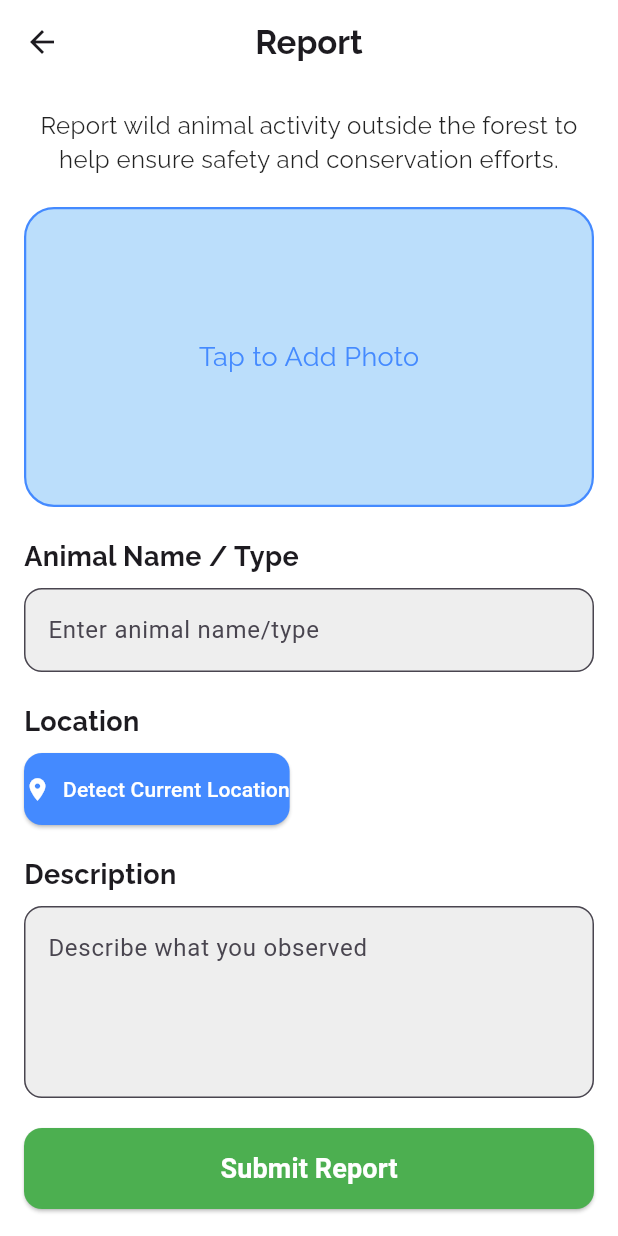
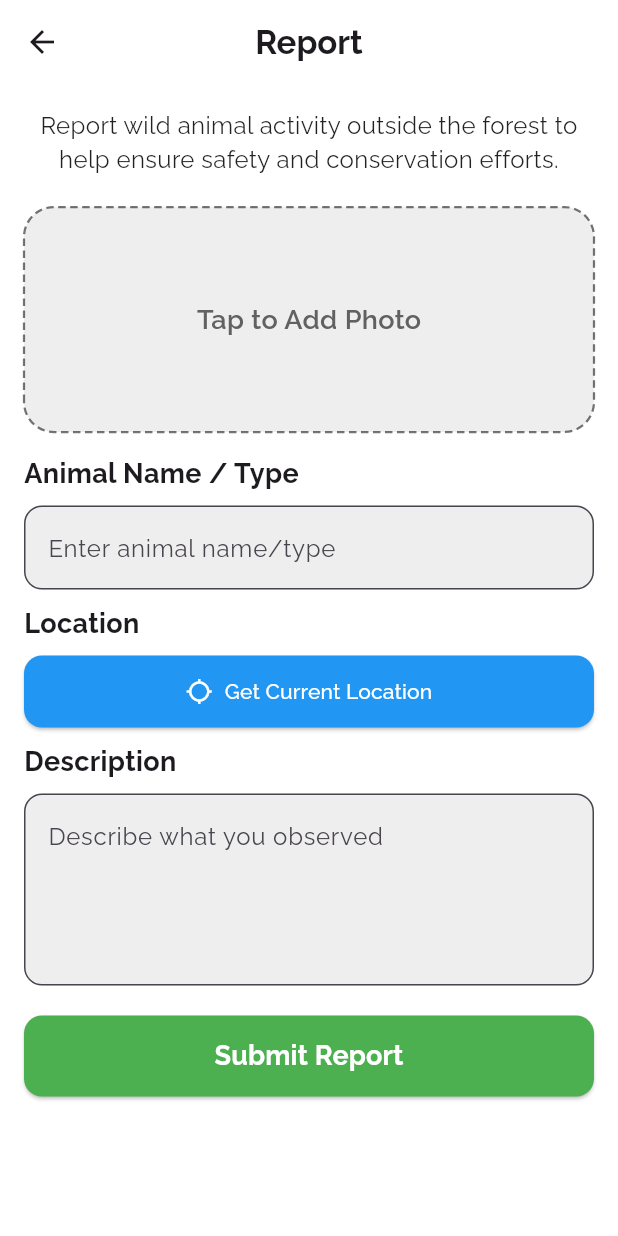
Before and after one commit to ashwinkn2004/project_wildeye, a Flutter app: the ReportScreen screen opened by its route, after a tap on "Tap to Add Photo", on a phone screen of 412 x 824 dp. Run offline on Flutter 3.47's test engine with Material 3 defaults, Android fonts, the phone set to English and light mode, and no system bars; our stand-ins replace geolocator, google_fonts, image_picker; missing offline and left inert: dropdown_below.

Commit message:
client done 90%

```diff
--- a/lib/screens/report.dart
+++ b/lib/screens/report.dart
@@ -1,3 +1,5 @@
+import 'dart:ui';
+
 import 'package:flutter/material.dart';
 import 'package:image_picker/image_picker.dart';
 import 'dart:io';
@@ -19,35 +21,57 @@ class _ReportScreenState extends State<ReportScreen> {
 
   // Function to pick image from gallery
   Future<void> _pickImage() async {
+    try {
       final ImagePicker picker = ImagePicker();
-    final XFile? pickedFile = await picker.pickImage(source: ImageSource.gallery);
+      final XFile? pickedFile =
+          await picker.pickImage(source: ImageSource.gallery);
 
       if (pickedFile != null) {
         setState(() {
           _selectedImage = File(pickedFile.path);
         });
       }
+    } catch (e) {
+      ScaffoldMessenger.of(context).showSnackBar(
+        SnackBar(
+          content: Text(
+            "Failed to pick image: $e",
+            style: GoogleFonts.raleway(),
+          ),
+        ),
+      );
+    }
   }
 
   // Function to detect current location
   Future<void> _detectLocation() async {
+    try {
+      print("Initializing permission check...");
+      LocationPermission initialCheck = await Geolocator.checkPermission();
+      print("Preliminary permission status: $initialCheck");
+
       bool serviceEnabled;
       LocationPermission permission;
 
       serviceEnabled = await Geolocator.isLocationServiceEnabled();
+      print("Location services enabled: $serviceEnabled");
       if (!serviceEnabled) {
         setState(() {
-        _currentLocation = "Location services are disabled.";
+          _currentLocation =
+              "Location services are disabled. Please enable them in settings.";
         });
         return;
       }
 
       permission = await Geolocator.checkPermission();
+      print("Initial permission status: $permission");
       if (permission == LocationPermission.denied) {
         permission = await Geolocator.requestPermission();
+        print("Permission after request: $permission");
         if (permission == LocationPermission.denied) {
           setState(() {
-          _currentLocation = "Location permission denied.";
+            _currentLocation =
+                "Location permission denied. Please grant permission.";
           });
           return;
         }
@@ -55,15 +79,26 @@ class _ReportScreenState extends State<ReportScreen> {
 
       if (permission == LocationPermission.deniedForever) {
         setState(() {
-        _currentLocation = "Location permissions are permanently denied.";
+          _currentLocation =
+              "Location permissions are permanently denied. Please enable them in app settings.";
         });
+        await Geolocator.openAppSettings();
         return;
       }
 
-    Position position = await Geolocator.getCurrentPosition(desiredAccuracy: LocationAccuracy.high);
+      Position position = await Geolocator.getCurrentPosition(
+          desiredAccuracy: LocationAccuracy.high);
+      print("Position fetched: ${position.latitude}, ${position.longitude}");
       setState(() {
-      _currentLocation = "Lat: ${position.latitude}, Lng: ${position.longitude}";
+        _currentLocation =
+            "Lat: ${position.latitude}, Lng: ${position.longitude}";
       });
+    } catch (e) {
+      print("Error fetching location: $e");
+      setState(() {
+        _currentLocation = "Failed to fetch location: $e";
+      });
+    }
   }
 
   @override
@@ -83,28 +118,30 @@ class _ReportScreenState extends State<ReportScreen> {
       ),
       body: Padding(
         padding: const EdgeInsets.all(16.0),
+        child: SingleChildScrollView(
           child: Column(
             crossAxisAlignment: CrossAxisAlignment.start,
             children: [
-            // Info Text
               Text(
                 "Report wild animal activity outside the forest to help ensure safety and conservation efforts.",
-              style: GoogleFonts.raleway(fontSize: 16, color: Colors.black87),
+                style: GoogleFonts.raleway(
+                  fontSize: 16,
+                  color: Colors.black87,
+                ),
                 textAlign: TextAlign.center,
               ),
               const SizedBox(height: 20),
-
-            // Add Photo Container
               GestureDetector(
                 onTap: _pickImage,
                 child: Container(
-                height: 200,
+                  height: 150,
                   width: double.infinity,
                   decoration: BoxDecoration(
-                  color: Colors.blue.shade100,
+                    color: Colors.grey.shade200,
                     borderRadius: BorderRadius.circular(20),
-                  border: Border.all(color: Colors.blueAccent, width: 1.5),
                   ),
+                  child: CustomPaint(
+                    painter: DottedBorderPainter(color: Colors.black54),
                     child: _selectedImage != null
                         ? ClipRRect(
                             borderRadius: BorderRadius.circular(20),
@@ -116,20 +153,93 @@ class _ReportScreenState extends State<ReportScreen> {
                         : Center(
                             child: Text(
                               "Tap to Add Photo",
-                          style: GoogleFonts.raleway(fontSize: 18, color: Colors.blueAccent),
+                              style: GoogleFonts.raleway(
+                                fontSize: 18,
+                                color: Colors.grey.shade700,
+                                fontWeight: FontWeight.w600,
                               ),
                             ),
                           ),
                   ),
-            const SizedBox(height: 20),
-
-            // Animal Name TextField
-            Text("Animal Name / Type", style: GoogleFonts.raleway(fontSize: 18, fontWeight: FontWeight.bold)),
+                ),
+              ),
+              const SizedBox(height: 15),
+              Text(
+                "Animal Name / Type",
+                style: GoogleFonts.raleway(
+                  fontSize: 18,
+                  fontWeight: FontWeight.bold,
+                ),
+              ),
               const SizedBox(height: 8),
               TextField(
                 controller: _animalController,
                 decoration: InputDecoration(
                   hintText: "Enter animal name/type",
+                  hintStyle: GoogleFonts.raleway(),
+                  border: OutlineInputBorder(
+                    borderRadius: BorderRadius.circular(12),
+                  ),
+                  filled: true,
+                  fillColor: Colors.grey.shade200,
+                ),
+              ),
+              const SizedBox(height: 10),
+              Text(
+                "Location",
+                style: GoogleFonts.raleway(
+                  fontSize: 18,
+                  fontWeight: FontWeight.bold,
+                ),
+              ),
+              const SizedBox(height: 8),
+              SizedBox(
+                width: double.infinity,
+                child: ElevatedButton.icon(
+                  onPressed: _detectLocation,
+                  icon: const Icon(Icons.location_searching_outlined),
+                  label: const Text(
+                    "Get Current Location",
+                    style: TextStyle(fontFamily: 'Raleway'),
+                  ),
+                  style: ElevatedButton.styleFrom(
+                    backgroundColor: Colors.blue,
+                    foregroundColor: Colors.white,
+                    iconColor: Colors.white,
+                    padding: const EdgeInsets.symmetric(
+                        vertical: 14, horizontal: 16),
+                    shape: RoundedRectangleBorder(
+                      borderRadius: BorderRadius.circular(12),
+                    ),
+                  ),
+                ),
+              ),
+              if (_currentLocation != null)
+                Padding(
+                  padding: const EdgeInsets.only(top: 8.0),
+                  child: Text(
+                    _currentLocation!,
+                    style: GoogleFonts.raleway(
+                      fontSize: 16,
+                      color: Colors.black87,
+                    ),
+                  ),
+                ),
+              const SizedBox(height: 10),
+              Text(
+                "Description",
+                style: GoogleFonts.raleway(
+                  fontSize: 18,
+                  fontWeight: FontWeight.bold,
+                ),
+              ),
+              const SizedBox(height: 8),
+              TextField(
+                controller: _descriptionController,
+                maxLines: 4,
+                decoration: InputDecoration(
+                  hintText: "Describe what you observed",
+                  hintStyle: GoogleFonts.raleway(),
                   border: OutlineInputBorder(
                     borderRadius: BorderRadius.circular(12),
                   ),
@@ -138,56 +248,31 @@ class _ReportScreenState extends State<ReportScreen> {
                 ),
               ),
               const SizedBox(height: 20),
-
-            // Location Button
-            Text("Location", style: GoogleFonts.raleway(fontSize: 18, fontWeight: FontWeight.bold)),
-            const SizedBox(height: 8),
-            ElevatedButton.icon(
-              onPressed: _detectLocation,
-              icon: const Icon(Icons.location_on),
-              label: const Text("Detect Current Location"),
-              style: ElevatedButton.styleFrom(
-                backgroundColor: Colors.blueAccent,
-                foregroundColor: Colors.white,
-                padding: const EdgeInsets.symmetric(vertical: 14),
-                shape: RoundedRectangleBorder(
-                  borderRadius: BorderRadius.circular(12),
-                ),
-              ),
-            ),
-            if (_currentLocation != null)
-              Padding(
-                padding: const EdgeInsets.only(top: 8.0),
-                child: Text(
-                  _currentLocation!,
-                  style: GoogleFonts.raleway(fontSize: 16, color: Colors.black87),
-                ),
-              ),
-            const SizedBox(height: 20),
-
-            // Description TextField
-            Text("Description", style: GoogleFonts.raleway(fontSize: 18, fontWeight: FontWeight.bold)),
-            const SizedBox(height: 8),
-            TextField(
-              controller: _descriptionController,
-              maxLines: 4,
-              decoration: InputDecoration(
-                hintText: "Describe what you observed",
-                border: OutlineInputBorder(
-                  borderRadius: BorderRadius.circular(12),
-                ),
-                filled: true,
-                fillColor: Colors.grey.shade200,
-              ),
-            ),
-            const SizedBox(height: 20),
-
-            // Submit Report Button
               SizedBox(
                 width: double.infinity,
                 child: ElevatedButton(
                   onPressed: () {
-                  // Handle report submission logic
+                    if (_selectedImage != null &&
+                        _animalController.text.isNotEmpty &&
+                        _currentLocation != null) {
+                      ScaffoldMessenger.of(context).showSnackBar(
+                        SnackBar(
+                          content: Text(
+                            "Report submitted successfully!",
+                            style: GoogleFonts.raleway(),
+                          ),
+                        ),
+                      );
+                    } else {
+                      ScaffoldMessenger.of(context).showSnackBar(
+                        SnackBar(
+                          content: Text(
+                            "Please fill all required fields.",
+                            style: GoogleFonts.raleway(),
+                          ),
+                        ),
+                      );
+                    }
                   },
                   style: ElevatedButton.styleFrom(
                     backgroundColor: Colors.green,
@@ -197,12 +282,94 @@ class _ReportScreenState extends State<ReportScreen> {
                       borderRadius: BorderRadius.circular(12),
                     ),
                   ),
-                child: const Text("Submit Report", style: TextStyle(fontSize: 18, fontWeight: FontWeight.bold)),
+                  child: Text(
+                    "Submit Report",
+                    style: GoogleFonts.raleway(
+                      fontSize: 18,
+                      fontWeight: FontWeight.bold,
+                    ),
+                  ),
                 ),
               ),
             ],
           ),
         ),
+      ),
     );
   }
+
+  @override
+  void dispose() {
+    _animalController.dispose();
+    _descriptionController.dispose();
+    super.dispose();
   }
+}
+
+// Custom painter for dotted border with rounded corners
+class DottedBorderPainter extends CustomPainter {
+  final Color color;
+
+  DottedBorderPainter({required this.color});
+
+  @override
+  void paint(Canvas canvas, Size size) {
+    final Paint paint = Paint()
+      ..color = color
+      ..strokeWidth = 1.5
+      ..style = PaintingStyle.stroke;
+
+    const double dashWidth = 5;
+    const double dashSpace = 3;
+    const double radius = 20; // Match container's borderRadius
+
+    // Draw dotted rounded rectangle
+    final RRect rrect = RRect.fromRectAndRadius(
+      Rect.fromLTWH(0, 0, size.width, size.height),
+      const Radius.circular(radius),
+    );
+
+    final Path path = Path()..addRRect(rrect);
+    final Path dashedPath = _createDashedPath(path, dashWidth, dashSpace);
+
+    canvas.drawPath(dashedPath, paint);
+  }
+
+  Path _createDashedPath(Path source, double dashWidth, double dashSpace) {
+    final Path dashedPath = Path();
+    final List<double> lengths = [];
+    double distance = 0.0;
+    bool draw = true;
+
+    for (PathMetric metric in source.computeMetrics()) {
+      while (distance < metric.length) {
+        if (draw) {
+          lengths.add(dashWidth);
+        } else {
+          lengths.add(dashSpace);
+        }
+        distance += lengths.last;
+        draw = !draw;
+      }
+      distance = 0.0;
+      draw = true;
+
+      double drawn = 0.0;
+      while (drawn < metric.length) {
+        final double length = lengths.removeAt(0);
+        if (draw) {
+          dashedPath.addPath(
+            metric.extractPath(drawn, drawn + length),
+            Offset.zero,
+          );
+        }
+        drawn += length;
+        draw = !draw;
+      }
+    }
+    return dashedPath;
+  }
+
+  @override
+  bool shouldRepaint(CustomPainter oldDelegate) => false;
+}
```
Also changed, not shown: 1 other file. Lines whose indentation alone changed are shown as unchanged.
